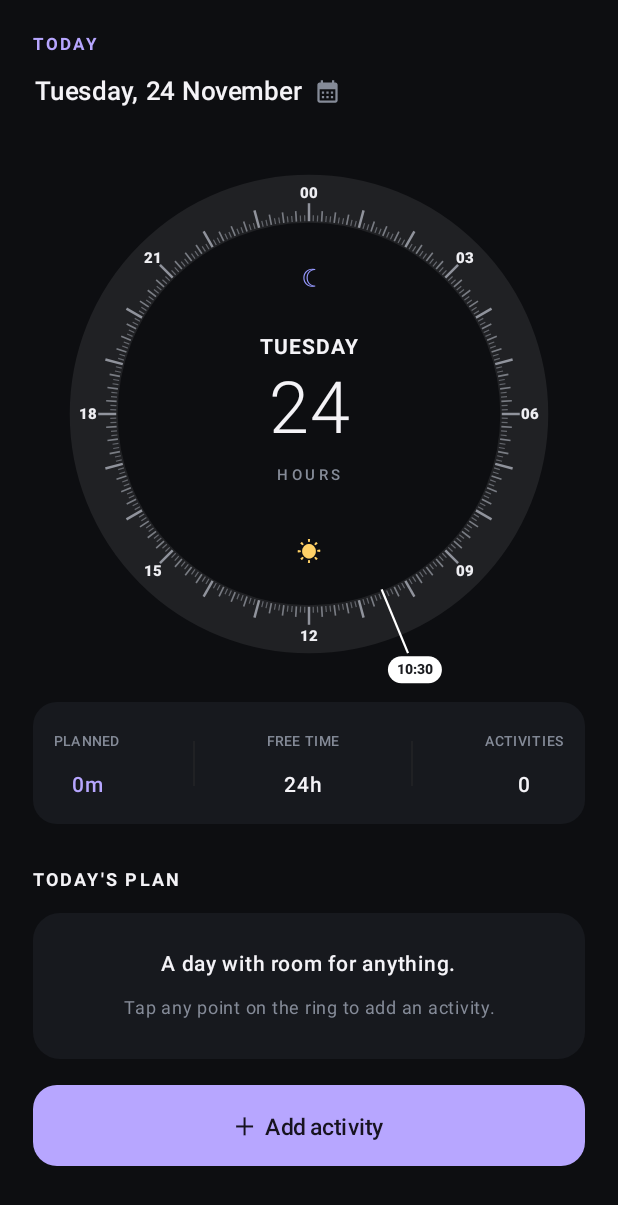
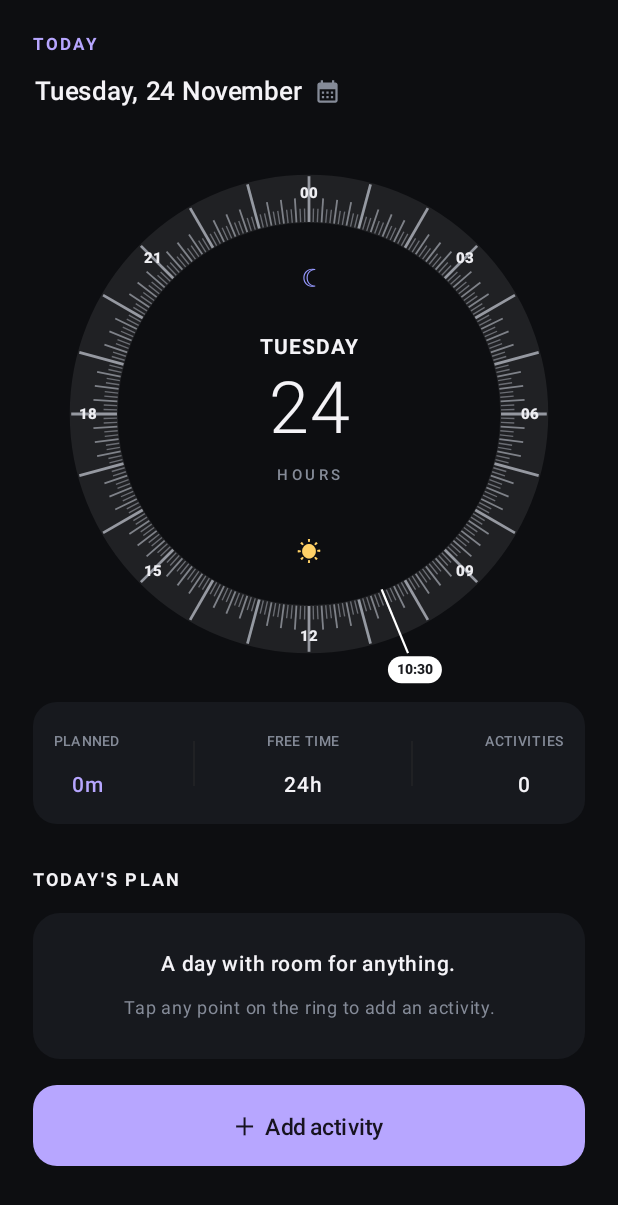
Before and after one commit to ahmdrb/24-hours, an Android app built with Jetpack Compose: the screen it shows after launch (MainActivity), on a phone screen of 412 x 824 dp. Shown: the top 1205 px of the screen. Run offline under Robolectric (Android 15) with nearby library versions, the phone set to English and light mode, and no system bars.

Commit message:
Scale clock ticks to fill ring band from inner edge

```diff
--- a/app/build.gradle.kts
+++ b/app/build.gradle.kts
@@ -11,8 +11,8 @@ android {
         applicationId = "com.twentyfourhours.app"
         minSdk = 26
         targetSdk = 36
-        versionCode = 6
-        versionName = "0.6.0"
+        versionCode = 7
+        versionName = "0.7.0"
     }
 
     buildFeatures {
--- a/app/src/main/java/com/twentyfourhours/app/MainActivity.kt
+++ b/app/src/main/java/com/twentyfourhours/app/MainActivity.kt
@@ -466,17 +466,21 @@ private fun DayDial(
         }
 
         // Draw ticks after the activity arcs so they remain crisp and visible.
-        // Their short strokes occupy a dedicated inner-edge band; the hour numbers
-        // sit farther outward in their own zone, away from the tick ends.
-        val tickInner = radius - stroke * 0.5f + 1.dp.toPx()
+        // All marks start at the inner border (where the ring meets the center)
+        // and extend outward. Major marks span almost the full 32dp band, medium
+        // marks stop before the label lane, and minor marks stay short and precise.
+        val tickInner = radius - stroke * 0.5f + 0.5.dp.toPx()
+        val majorTickLength = stroke - 1.5.dp.toPx()
+        val mediumTickLength = stroke * 0.50f
+        val minorTickLength = stroke * 0.28f
         for (minute in 0 until 1440 step 5) {
             val isHour = minute % 60 == 0
             val isQuarter = minute % 15 == 0
             val angle = Math.toRadians((-90f + minute / 1440f * 360f).toDouble())
             val tickLength = when {
-                isHour -> 12.dp.toPx()
-                isQuarter -> 7.dp.toPx()
-                else -> 4.dp.toPx()
+                isHour -> majorTickLength
+                isQuarter -> mediumTickLength
+                else -> minorTickLength
             }
             val outer = tickInner + tickLength
             val segment = activities.firstOrNull { contains(it, minute) }
@@ -491,9 +495,9 @@ private fun DayDial(
             } else {
                 Color(0xFFB0B4BE).copy(
                     alpha = when {
-                        isHour -> 0.78f
-                        isQuarter -> 0.62f
-                        else -> 0.48f
+                        isHour -> 0.82f
+                        isQuarter -> 0.66f
+                        else -> 0.52f
                     }
                 )
             }
@@ -503,9 +507,9 @@ private fun DayDial(
                 Offset(center.x + cos(angle).toFloat() * tickInner, center.y + sin(angle).toFloat() * tickInner),
                 Offset(center.x + cos(angle).toFloat() * outer, center.y + sin(angle).toFloat() * outer),
                 strokeWidth = when {
-                    isHour -> 1.65.dp.toPx()
-                    isQuarter -> 1.10.dp.toPx()
-                    else -> 0.80.dp.toPx()
+                    isHour -> 1.85.dp.toPx()
+                    isQuarter -> 1.20.dp.toPx()
+                    else -> 0.90.dp.toPx()
                 },
                 cap = StrokeCap.Butt,
             )
@@ -518,6 +522,7 @@ private fun DayDial(
             textSize = 10.sp.toPx()
             typeface = android.graphics.Typeface.create("sans-serif-medium", android.graphics.Typeface.BOLD)
         }
+        // Keep numbers on the mid/outer side of the band; medium and minor ticks end inside this lane.
         val labelRadius = radius + 4.dp.toPx()
         listOf(0, 3, 6, 9, 12, 15, 18, 21).forEach { hour ->
             val angle = Math.toRadians((-90f + hour * 15f).toDouble())
```
